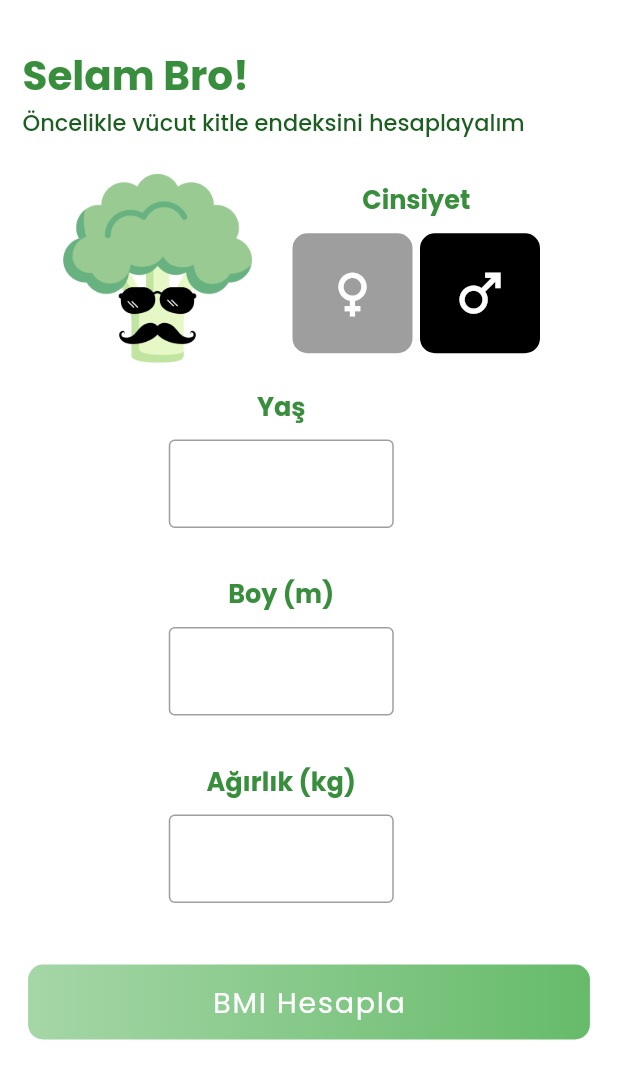
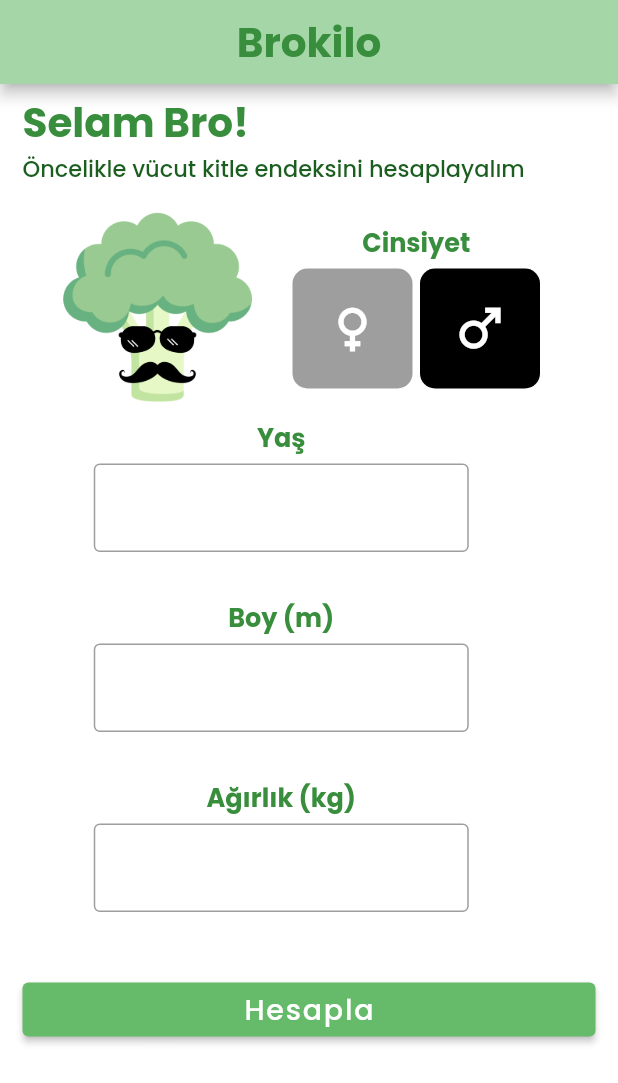
Before and after one commit to duyguaran/brokilo_app, a Flutter app: the screen it shows after launch, on a phone screen of 412 x 824 dp. Shown: the top 1083 px of the screen. Run offline on Flutter 3.47's test engine with Material 2 defaults, Android fonts, the light colour scheme and no system bars; our stand-ins replace google_fonts.

Commit message:
add appbar

```diff
--- a/lib/homeScreen/home_screen.dart
+++ b/lib/homeScreen/home_screen.dart
@@ -20,9 +20,20 @@ class _HomeScreenState extends State<HomeScreen> {
   @override
   Widget build(BuildContext context) {
     return Scaffold(
+      appBar: AppBar(
+        backgroundColor: Colors.green.shade200,
+        title: Center(
+          child: Text(
+            "Brokilo",
+            style: GoogleFonts.poppins(
+              textStyle: TextStyle(fontSize: 27, fontWeight: FontWeight.bold, color: Colors.green.shade700),
+            ),
+          ),
+        ),
+      ),
       backgroundColor: Colors.white,
       body: Padding(
-        padding: const EdgeInsets.only(left: 15, right: 15, top: 30),
+        padding: const EdgeInsets.only(left: 15, right: 15, top: 5),
         child: Stack(
           children: [
             SafeArea(
@@ -58,7 +69,7 @@ class _HomeScreenState extends State<HomeScreen> {
                         ],
                       ),
                       const SizedBox(
-                        height: 20,
+                        height: 15,
                       ),
                       Row(
                         crossAxisAlignment: CrossAxisAlignment.start,
@@ -96,7 +107,7 @@ class _HomeScreenState extends State<HomeScreen> {
                                         ),
                                       ),
                                       const SizedBox(
-                                        height: 10,
+                                        height: 5,
                                       ),
                                       Row(
                                         children: [
@@ -164,7 +175,7 @@ class _HomeScreenState extends State<HomeScreen> {
                                 ],
                               ),
                               const SizedBox(
-                                height: 15,
+                                height: 10,
                               ),
                               Text(
                                 'Yaş',
@@ -177,11 +188,11 @@ class _HomeScreenState extends State<HomeScreen> {
                                 ),
                               ),
                               const SizedBox(
-                                height: 10,
+                                height: 5,
                               ),
                               SizedBox(
                                 height: 90,
-                                width: 150,
+                                width: 250,
                                 child: TextField(
                                   keyboardType: TextInputType.number,
                                   controller: ageController,
@@ -201,11 +212,11 @@ class _HomeScreenState extends State<HomeScreen> {
                                 ),
                               ),
                               const SizedBox(
-                                height: 10,
+                                height: 5,
                               ),
                               SizedBox(
                                 height: 90,
-                                width: 150,
+                                width: 250,
                                 child: TextField(
                                   keyboardType: TextInputType.number,
                                   controller: heightController,
@@ -225,11 +236,11 @@ class _HomeScreenState extends State<HomeScreen> {
                                 ),
                               ),
                               const SizedBox(
-                                height: 10,
+                                height: 5,
                               ),
                               SizedBox(
                                 height: 90,
-                                width: 150,
+                                width: 250,
                                 child: TextField(
                                   keyboardType: TextInputType.number,
                                   controller: weightController,
@@ -245,35 +256,26 @@ class _HomeScreenState extends State<HomeScreen> {
                       const SizedBox(
                         height: 10,
                       ),
-                      GestureDetector(
-                        onTap: () {
+                      ElevatedButton(
+                        style: ElevatedButton.styleFrom(
+                          primary: Colors.green.shade400, // background
+                          onPrimary: Colors.white, // foreground
+                        ),
+                        onPressed: () {
                           setState(() {
                             boy = double.parse(heightController.text);
                             kilo = double.parse(weightController.text);
                             bmi = kilo / (boy * boy);
                           });
                         },
-                        child: Container(
-                          width: MediaQuery.of(context).size.width / 1.1,
-                          height: 50,
-                          decoration: BoxDecoration(
-                            borderRadius: BorderRadius.circular(10),
-                            gradient: LinearGradient(
-                              colors: [
-                                Colors.green.shade200,
-                                Colors.green.shade400,
-                              ],
-                            ),
-                          ),
                         child: Center(
                           child: Text(
-                              'BMI Hesapla',
+                            'Hesapla',
                             style: GoogleFonts.poppins(
                               textStyle: const TextStyle(
                                 color: Colors.white,
                                 fontSize: 19,
                                 letterSpacing: 1.2,
-                                ),
                               ),
                             ),
                           ),
```
Lines whose indentation alone changed are shown as unchanged.
